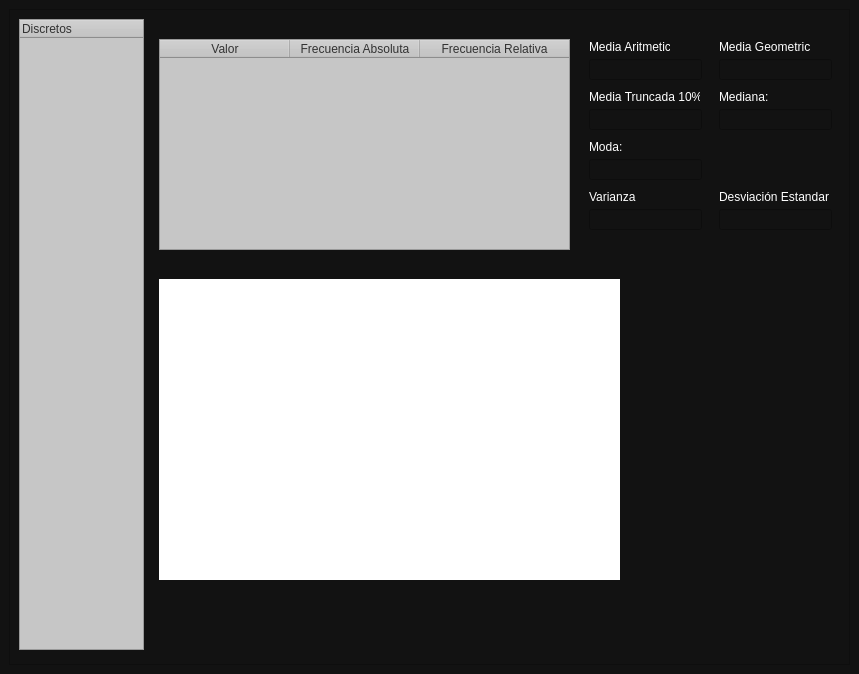
Before: the Qt Designer form View/viewDiscretas.ui in Eduardo913/Probabilidad_Estadistica, drawn with Qt 5.
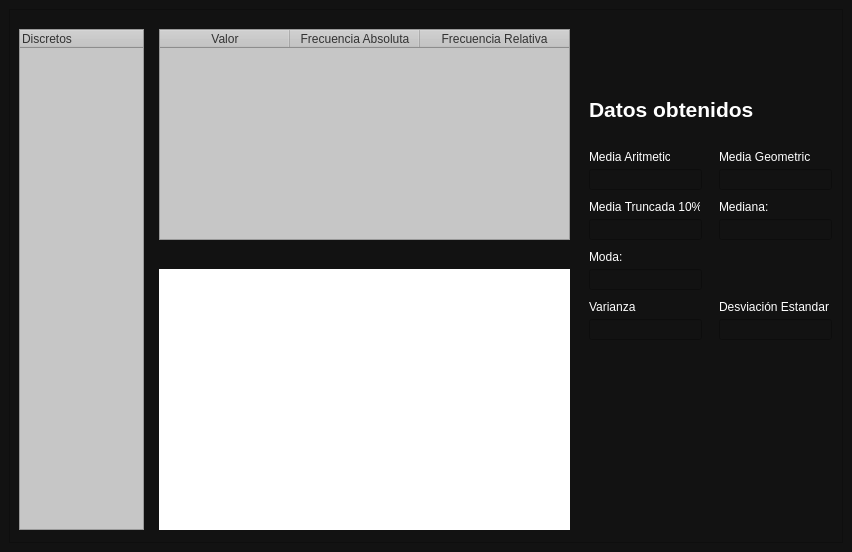
After: the same form once the commit is applied. Custom widgets are drawn as their Qt base class.

```diff
--- a/View/viewDiscretas.ui
+++ b/View/viewDiscretas.ui
@@ -9,8 +9,8 @@
    <rect>
     <x>0</x>
     <y>0</y>
-    <width>859</width>
-    <height>674</height>
+    <width>852</width>
+    <height>552</height>
    </rect>
   </property>
   <property name="windowTitle">
@@ -45,7 +45,7 @@
        <property name="geometry">
         <rect>
          <x>710</x>
-         <y>80</y>
+         <y>190</y>
          <width>91</width>
          <height>16</height>
         </rect>
@@ -64,7 +64,7 @@
        <property name="geometry">
         <rect>
          <x>710</x>
-         <y>200</y>
+         <y>310</y>
          <width>113</width>
          <height>21</height>
         </rect>
@@ -80,7 +80,7 @@
        <property name="geometry">
         <rect>
          <x>580</x>
-         <y>200</y>
+         <y>310</y>
          <width>113</width>
          <height>21</height>
         </rect>
@@ -93,7 +93,7 @@
        <property name="geometry">
         <rect>
          <x>580</x>
-         <y>80</y>
+         <y>190</y>
          <width>111</width>
          <height>16</height>
         </rect>
@@ -112,7 +112,7 @@
        <property name="geometry">
         <rect>
          <x>580</x>
-         <y>50</y>
+         <y>160</y>
          <width>113</width>
          <height>21</height>
         </rect>
@@ -125,7 +125,7 @@
        <property name="geometry">
         <rect>
          <x>580</x>
-         <y>130</y>
+         <y>240</y>
          <width>91</width>
          <height>16</height>
         </rect>
@@ -141,7 +141,7 @@
        <property name="geometry">
         <rect>
          <x>580</x>
-         <y>180</y>
+         <y>290</y>
          <width>111</width>
          <height>16</height>
         </rect>
@@ -160,7 +160,7 @@
        <property name="geometry">
         <rect>
          <x>580</x>
-         <y>100</y>
+         <y>210</y>
          <width>113</width>
          <height>21</height>
         </rect>
@@ -174,7 +174,7 @@
        <property name="geometry">
         <rect>
          <x>710</x>
-         <y>180</y>
+         <y>290</y>
          <width>121</width>
          <height>16</height>
         </rect>
@@ -190,7 +190,7 @@
        <property name="geometry">
         <rect>
          <x>710</x>
-         <y>30</y>
+         <y>140</y>
          <width>91</width>
          <height>16</height>
         </rect>
@@ -206,7 +206,7 @@
        <property name="geometry">
         <rect>
          <x>580</x>
-         <y>30</y>
+         <y>140</y>
          <width>81</width>
          <height>16</height>
         </rect>
@@ -225,7 +225,7 @@
        <property name="geometry">
         <rect>
          <x>710</x>
-         <y>50</y>
+         <y>160</y>
          <width>113</width>
          <height>21</height>
         </rect>
@@ -241,7 +241,7 @@
        <property name="geometry">
         <rect>
          <x>710</x>
-         <y>100</y>
+         <y>210</y>
          <width>113</width>
          <height>21</height>
         </rect>
@@ -257,7 +257,7 @@
        <property name="geometry">
         <rect>
          <x>580</x>
-         <y>150</y>
+         <y>260</y>
          <width>113</width>
          <height>21</height>
         </rect>
@@ -270,9 +270,9 @@
        <property name="geometry">
         <rect>
          <x>10</x>
-         <y>10</y>
+         <y>20</y>
          <width>125</width>
-         <height>631</height>
+         <height>501</height>
         </rect>
        </property>
        <property name="styleSheet">
@@ -346,9 +346,9 @@
        <property name="geometry">
         <rect>
          <x>150</x>
-         <y>270</y>
-         <width>461</width>
-         <height>301</height>
+         <y>260</y>
+         <width>411</width>
+         <height>261</height>
         </rect>
        </property>
        <property name="styleSheet">
@@ -359,7 +359,7 @@
        <property name="geometry">
         <rect>
          <x>150</x>
-         <y>30</y>
+         <y>20</y>
          <width>411</width>
          <height>211</height>
         </rect>
@@ -402,6 +402,29 @@
         </property>
        </column>
       </widget>
+      <widget class="QLabel" name="label_7">
+       <property name="geometry">
+        <rect>
+         <x>580</x>
+         <y>80</y>
+         <width>181</width>
+         <height>41</height>
+        </rect>
+       </property>
+       <property name="font">
+        <font>
+         <pointsize>16</pointsize>
+         <weight>75</weight>
+         <bold>true</bold>
+        </font>
+       </property>
+       <property name="styleSheet">
+        <string notr="true">color: rgb(255, 255, 255);</string>
+       </property>
+       <property name="text">
+        <string>Datos obtenidos</string>
+       </property>
+      </widget>
      </widget>
     </item>
    </layout>
```
